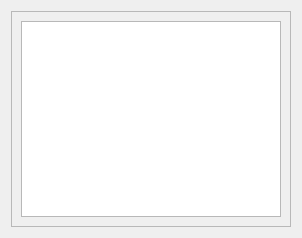
Above: component/GuiManager/src/widgets/GitTagsPage.ui from Sourcerer-Team/Sourcerer before the change. Below: the same form after it.
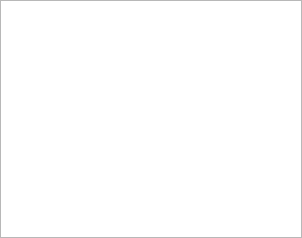
That is the form after the change.

```diff
--- a/component/GuiManager/src/widgets/GitTagsPage.ui
+++ b/component/GuiManager/src/widgets/GitTagsPage.ui
@@ -11,8 +11,26 @@
    </rect>
   </property>
   <layout class="QVBoxLayout" name="outerVerticalLayout">
+   <property name="leftMargin">
+    <number>0</number>
+   </property>
+   <property name="topMargin">
+    <number>0</number>
+   </property>
+   <property name="rightMargin">
+    <number>0</number>
+   </property>
+   <property name="bottomMargin">
+    <number>0</number>
+   </property>
    <item>
     <widget class="QScrollArea" name="scrollArea">
+     <property name="frameShape">
+      <enum>QFrame::NoFrame</enum>
+     </property>
+     <property name="frameShadow">
+      <enum>QFrame::Plain</enum>
+     </property>
      <property name="widgetResizable">
       <bool>true</bool>
      </property>
@@ -21,13 +39,29 @@
        <rect>
         <x>0</x>
         <y>0</y>
-        <width>278</width>
-        <height>214</height>
+        <width>302</width>
+        <height>238</height>
        </rect>
       </property>
       <layout class="QVBoxLayout" name="innerVerticalLayout">
+       <property name="leftMargin">
+        <number>0</number>
+       </property>
+       <property name="topMargin">
+        <number>0</number>
+       </property>
+       <property name="rightMargin">
+        <number>0</number>
+       </property>
+       <property name="bottomMargin">
+        <number>0</number>
+       </property>
        <item>
-        <widget class="QListView" name="listView"/>
+        <widget class="QListView" name="listView">
+         <property name="horizontalScrollBarPolicy">
+          <enum>Qt::ScrollBarAlwaysOff</enum>
+         </property>
+        </widget>
        </item>
       </layout>
      </widget>
```
